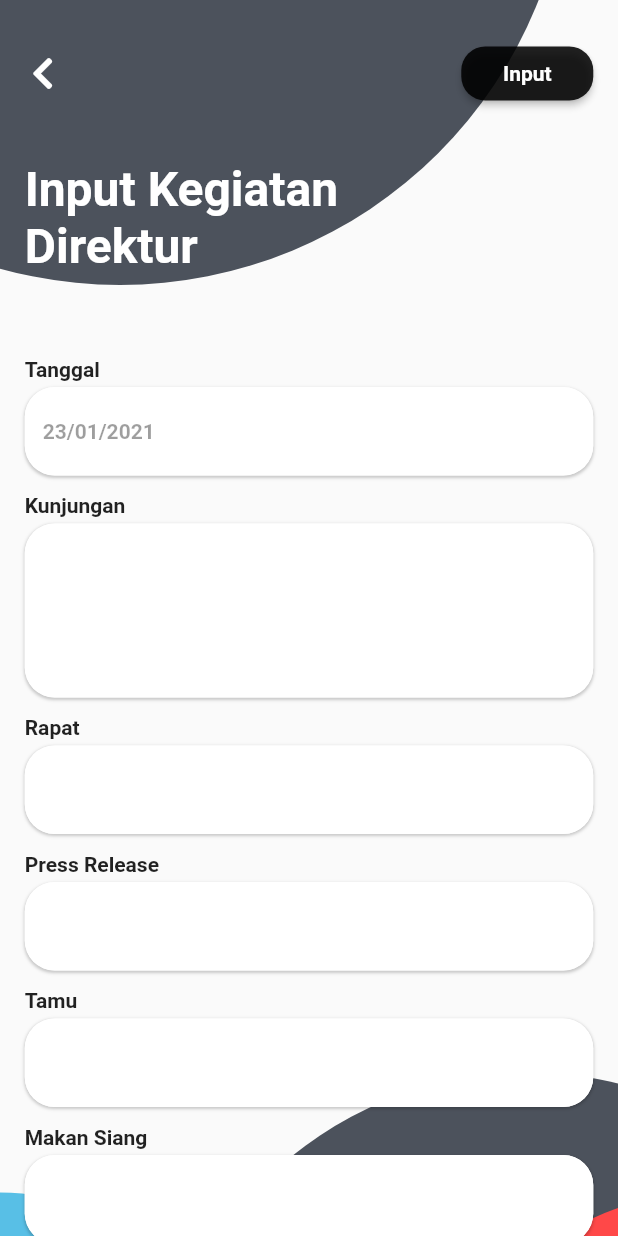
After one commit to gedeokta28/power-on-hand, a Flutter app: the BaseInputBackground screen opened directly, on a phone screen of 412 x 824 dp. The commit adds this screen. Run offline on Flutter 3.47's test engine with Material 2 defaults, Android fonts, the light colour scheme and no system bars; our stand-ins replace flare_flutter, font_awesome_flutter, get, google_fonts; missing offline and left inert: custom_clippers.

Commit message:
add base input background

```diff
--- a/lib/ui/screens/base_screen/base_common_dashboard.dart
+++ b/lib/ui/screens/base_screen/base_common_dashboard.dart
@@ -4,6 +4,7 @@ import 'package:get/get.dart';
 import 'package:google_fonts/google_fonts.dart';
 import 'package:custom_clippers/custom_clippers.dart';
 import 'package:power_on_hand/core/constant/constant.dart';
+import 'package:power_on_hand/ui/screens/base_screen/base_input_background.dart';
 import 'package:power_on_hand/ui/widgets/primary_button.dart';
 
 class BaseCommonDashboard extends StatelessWidget {
@@ -75,7 +76,12 @@ class BaseCommonDashboard extends StatelessWidget {
                         ),
                       ),
                       SizedBox(height: sy(28)),
-                      ButtonWithArrowWidget(text: 'Upload Kasus'),
+                      ButtonWithArrowWidget(
+                        text: 'Upload Kasus',
+                        onTap: () {
+                          Get.to(() => BaseInputBackground());
+                        },
+                      ),
                       ButtonWithArrowWidget(text: 'Upload Laporan Harian'),
                       ButtonWithArrowWidget(text: 'Statitik Penilaian'),
                       ButtonWithArrowWidget(text: 'Upload LP'),
@@ -183,7 +189,9 @@ class ButtonWithArrowWidget extends StatelessWidget {
   const ButtonWithArrowWidget({Key key, this.text, this.onTap}) : super(key: key);
   @override
   Widget build(BuildContext context) {
-    return Container(
+    return InkWell(
+      onTap: onTap,
+      child: Container(
         margin: EdgeInsets.only(top: 16),
         padding: EdgeInsets.fromLTRB(16, 8, 16, 8),
         decoration: BoxDecoration(
@@ -213,6 +221,7 @@ class ButtonWithArrowWidget extends StatelessWidget {
             Icon(FontAwesomeIcons.chevronRight)
           ],
         ),
+      ),
     );
   }
 }
--- /dev/null
+++ b/lib/ui/screens/base_screen/base_input_background.dart
@@ -0,0 +1,143 @@
+import 'package:flutter/material.dart';
+import 'package:font_awesome_flutter/font_awesome_flutter.dart';
+import 'package:get/get.dart';
+import 'package:google_fonts/google_fonts.dart';
+import 'package:power_on_hand/core/constant/constant.dart';
+import 'package:power_on_hand/ui/widgets/primary_button.dart';
+import 'package:power_on_hand/ui/widgets/text_field_widget.dart';
+
+class BaseInputBackground extends StatelessWidget {
+  @override
+  Widget build(BuildContext context) {
+    return SafeArea(
+      child: Scaffold(
+        body: SizedBox(
+          height: Get.height,
+          width: Get.width,
+          child: SingleChildScrollView(
+            child: Stack(
+              children: [
+                // Blue Circle
+                Positioned(
+                  bottom: -150,
+                  left: -150,
+                  child: Container(
+                    width: 300,
+                    height: 300,
+                    decoration: BoxDecoration(
+                      color: Color(0xFF58BFE6),
+                      borderRadius: BorderRadius.circular(180),
+                    ),
+                  ),
+                ),
+                // Grey Circle
+                Positioned(
+                  bottom: -270,
+                  right: -190,
+                  child: Container(
+                    width: 500,
+                    height: 500,
+                    decoration: BoxDecoration(
+                      color: Color(0xFF4C525C),
+                      borderRadius: BorderRadius.circular(300),
+                    ),
+                  ),
+                ),
+                // Red Circle
+                Positioned(
+                  bottom: -250,
+                  right: -280,
+                  child: Container(
+                    width: 400,
+                    height: 400,
+                    decoration: BoxDecoration(
+                      color: Color(0xFFFF4848),
+                      borderRadius: BorderRadius.circular(180),
+                    ),
+                  ),
+                ),
+                // Top Grey Circle
+                Positioned(
+                  top: -410,
+                  left: -220,
+                  child: Container(
+                    width: 600,
+                    height: 600,
+                    decoration: BoxDecoration(
+                      color: Color(0xFF4C525C),
+                      borderRadius: BorderRadius.circular(300),
+                    ),
+                  ),
+                ),
+                Padding(
+                  padding: EdgeInsets.symmetric(horizontal: paddingX, vertical: paddingY),
+                  child: Column(
+                    crossAxisAlignment: CrossAxisAlignment.start,
+                    children: [
+                      Row(
+                        children: [
+                          InkWell(
+                            onTap: Get.back,
+                            child: Icon(
+                              FontAwesomeIcons.chevronLeft,
+                              color: Colors.white,
+                            ),
+                          ),
+                          Spacer(),
+                          PrimaryButton(
+                            title: 'Input',
+                            onPressed: () {},
+                            color: Colors.black87,
+                            fontColor: Colors.white,
+                          )
+                        ],
+                      ),
+                      SizedBox(height: sy(22)),
+                      SizedBox(
+                        width: Get.width / 1.5,
+                        child: Text(
+                          'Input Kegiatan Direktur',
+                          style: GoogleFonts.varelaRound(
+                            fontSize: 32,
+                            color: Colors.white,
+                            fontWeight: FontWeight.bold,
+                          ),
+                        ),
+                      ),
+                      SizedBox(height: sy(28)),
+                      TextFieldWidget(
+                        title: 'Tanggal',
+                        hintText: '23/01/2021',
+                      ),
+                      TextFieldWidget(
+                        title: 'Kunjungan',
+                        maxLines: 4,
+                      ),
+                      TextFieldWidget(
+                        title: 'Rapat',
+                      ),
+                      TextFieldWidget(
+                        title: 'Press Release',
+                      ),
+                      TextFieldWidget(
+                        title: 'Tamu',
+                      ),
+                      TextFieldWidget(
+                        title: 'Makan Siang',
+                      ),
+                      SizedBox(height: sy(28)),
+                      PrimaryButton(
+                        title: 'Upload',
+                        onPressed: () {},
+                      ),
+                    ],
+                  ),
+                ),
+              ],
+            ),
+          ),
+        ),
+      ),
+    );
+  }
+}
--- /dev/null
+++ b/lib/ui/widgets/text_field_widget.dart
@@ -0,0 +1,107 @@
+import 'package:flutter/material.dart';
+import 'package:google_fonts/google_fonts.dart';
+import 'package:power_on_hand/core/constant/constant.dart';
+
+class TextFieldWidget extends StatelessWidget {
+  final TextEditingController cText;
+  final String hintText;
+  final TextInputType keyboardType;
+  final bool isPassword;
+  final Function validator;
+  final bool isTheLast;
+  final String title;
+  final Function onTap;
+  final bool isReadOnly;
+  final String helperText;
+  final int maxLines;
+  final Function onChanged;
+
+  TextFieldWidget(
+      {this.title,
+      this.cText,
+      this.validator,
+      this.hintText,
+      this.keyboardType = TextInputType.text,
+      this.onTap,
+      this.maxLines = 1,
+      this.helperText,
+      this.onChanged,
+      this.isReadOnly = false,
+      this.isPassword = false,
+      this.isTheLast = false});
+
+  @override
+  Widget build(BuildContext context) {
+    return Column(
+      crossAxisAlignment: CrossAxisAlignment.start,
+      children: <Widget>[
+        SizedBox(height: sy(8)),
+        title == null
+            ? SizedBox()
+            : Text(
+                title,
+                style: GoogleFonts.varelaRound(
+                  fontSize: 14,
+                  fontWeight: FontWeight.bold,
+                ),
+              ),
+        SizedBox(height: 4),
+        Container(
+          decoration: BoxDecoration(
+            color: Colors.white,
+            borderRadius: BorderRadius.circular(20),
+            boxShadow: [
+              BoxShadow(
+                blurRadius: 1,
+                spreadRadius: 0.1,
+                color: Colors.black.withOpacity(0.2),
+                offset: Offset(0, 1),
+              )
+            ],
+          ),
+          child: TextFormField(
+            maxLines: maxLines,
+            readOnly: isReadOnly,
+            onTap: onTap,
+            validator: validator,
+            obscureText: isPassword,
+            keyboardType: keyboardType,
+            onChanged: onChanged,
+            style: GoogleFonts.varelaRound(fontSize: 16),
+            controller: cText,
+            decoration: InputDecoration(
+              helperText: helperText ?? null,
+              helperStyle: GoogleFonts.varelaRound(
+                fontStyle: FontStyle.italic,
+                fontSize: 14,
+                fontWeight: FontWeight.bold,
+                color: Colors.black38,
+              ),
+              hintText: hintText,
+              hintStyle: GoogleFonts.varelaRound(
+                fontSize: 14,
+                fontWeight: FontWeight.bold,
+                color: Colors.black38,
+              ),
+              border: OutlineInputBorder(
+                borderRadius: BorderRadius.circular(20),
+                borderSide: BorderSide(
+                  width: 0,
+                  style: BorderStyle.none,
+                ),
+              ),
+              fillColor: Colors.white,
+              filled: true,
+              errorStyle: GoogleFonts.varelaRound(
+                fontSize: 12,
+                fontWeight: FontWeight.bold,
+                color: Colors.red,
+              ),
+            ),
+            textInputAction: isTheLast ? TextInputAction.done : TextInputAction.next,
+          ),
+        ),
+      ],
+    );
+  }
+}
```
Lines whose indentation alone changed are shown as unchanged.
